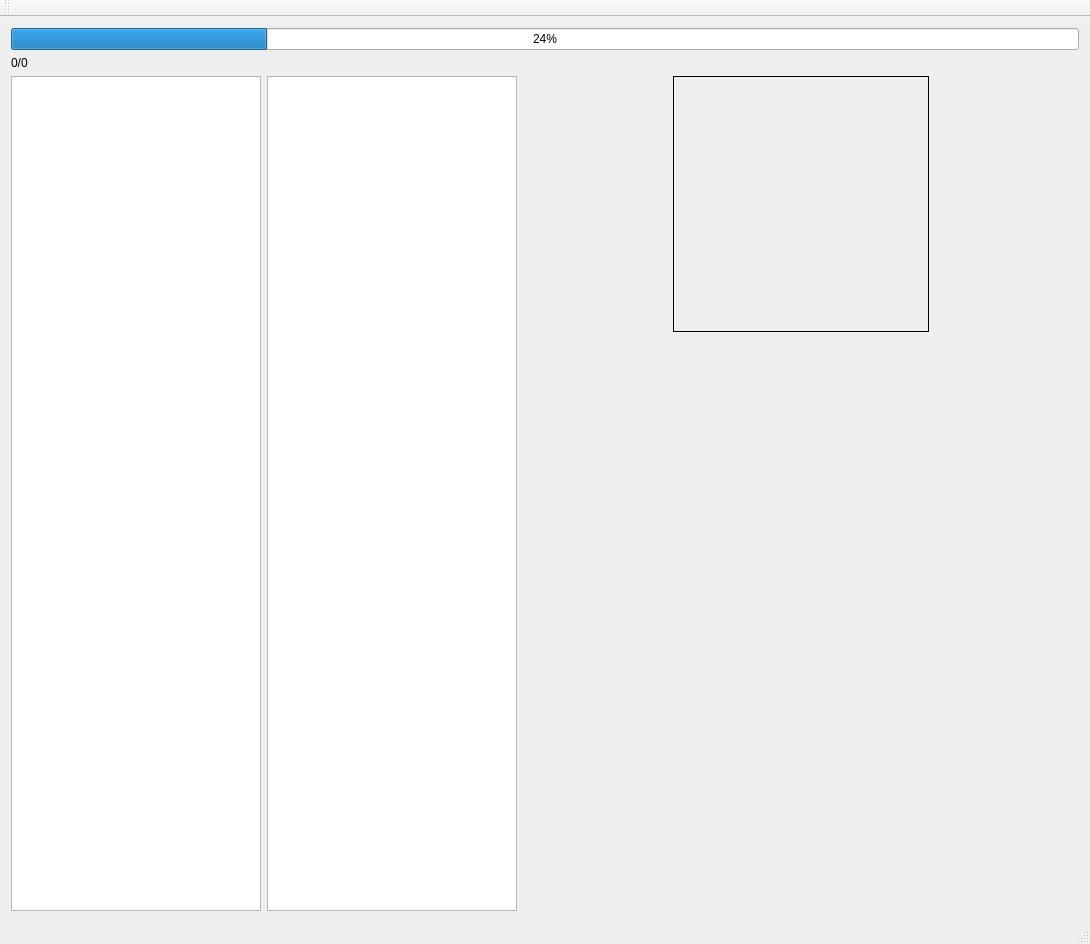
Above: TTS_Download_Manager/mainwindow.ui from Dilomos/TTS_Download_Manager before the change. Below: the same form after it.
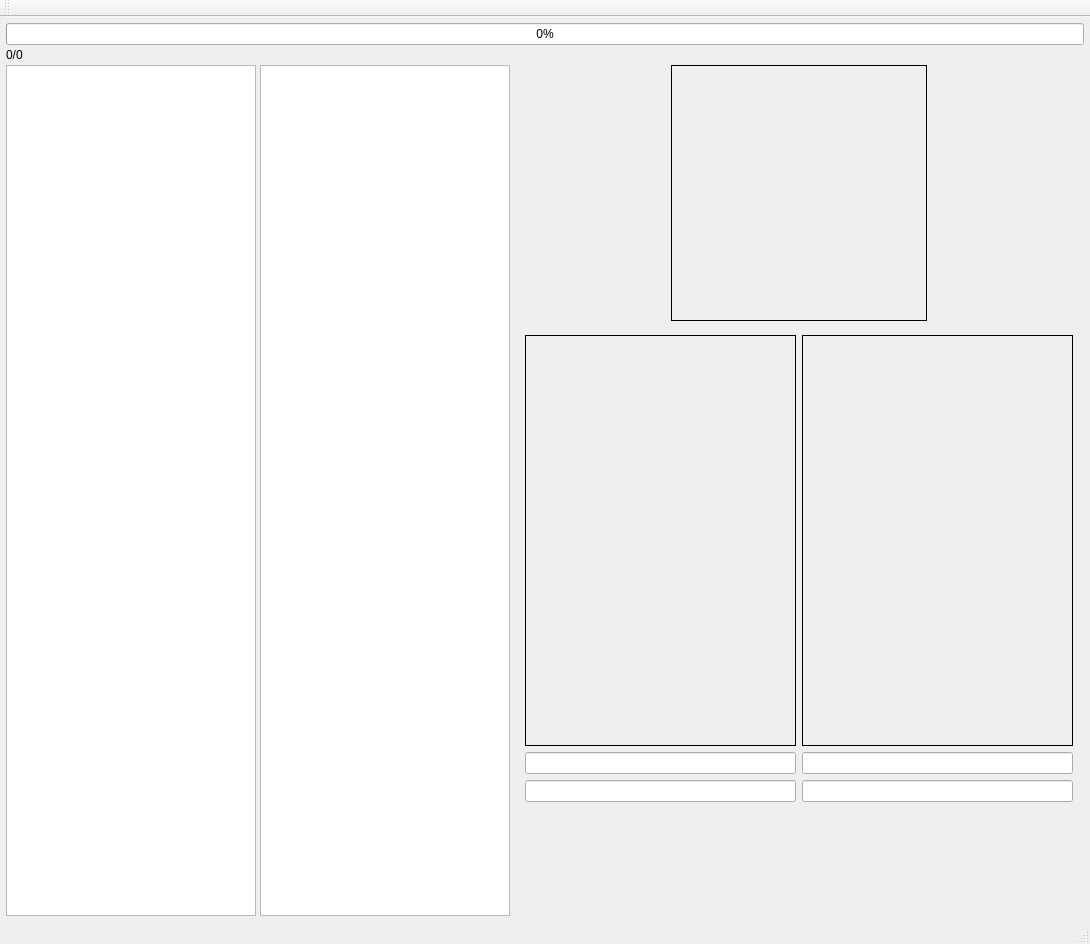
That is the form after the change.

Patch:
```diff
--- a/TTS_Download_Manager/mainwindow.ui
+++ b/TTS_Download_Manager/mainwindow.ui
@@ -15,15 +15,33 @@
   </property>
   <widget class="QWidget" name="centralWidget">
    <layout class="QVBoxLayout" name="verticalLayout_3">
+    <property name="spacing">
+     <number>6</number>
+    </property>
+    <property name="leftMargin">
+     <number>6</number>
+    </property>
+    <property name="topMargin">
+     <number>6</number>
+    </property>
+    <property name="rightMargin">
+     <number>6</number>
+    </property>
+    <property name="bottomMargin">
+     <number>6</number>
+    </property>
     <item>
      <layout class="QVBoxLayout" name="verticalLayout_2">
+      <property name="spacing">
+       <number>3</number>
+      </property>
       <item>
        <widget class="QProgressBar" name="progressBar">
         <property name="enabled">
          <bool>true</bool>
         </property>
         <property name="value">
-         <number>24</number>
+         <number>0</number>
         </property>
        </widget>
       </item>
@@ -36,8 +54,17 @@
       </item>
       <item>
        <layout class="QHBoxLayout" name="horizontalLayout_2">
+        <property name="spacing">
+         <number>4</number>
+        </property>
         <item>
          <widget class="QListWidget" name="listWidget">
+          <property name="minimumSize">
+           <size>
+            <width>250</width>
+            <height>0</height>
+           </size>
+          </property>
           <property name="maximumSize">
            <size>
             <width>250</width>
@@ -48,6 +75,12 @@
         </item>
         <item>
          <widget class="QTreeWidget" name="treeWidget">
+          <property name="minimumSize">
+           <size>
+            <width>250</width>
+            <height>0</height>
+           </size>
+          </property>
           <property name="maximumSize">
            <size>
             <width>250</width>
@@ -72,16 +105,25 @@
         </item>
         <item>
          <layout class="QVBoxLayout" name="verticalLayout">
+          <property name="spacing">
+           <number>3</number>
+          </property>
           <item>
            <layout class="QHBoxLayout" name="horizontalLayout">
+            <property name="spacing">
+             <number>3</number>
+            </property>
             <item>
              <spacer name="horizontalSpacer">
               <property name="orientation">
                <enum>Qt::Horizontal</enum>
               </property>
+              <property name="sizeType">
+               <enum>QSizePolicy::Minimum</enum>
+              </property>
               <property name="sizeHint" stdset="0">
                <size>
-                <width>40</width>
+                <width>0</width>
                 <height>20</height>
                </size>
               </property>
@@ -116,6 +158,9 @@
               <property name="scaledContents">
                <bool>true</bool>
               </property>
+              <property name="alignment">
+               <set>Qt::AlignCenter</set>
+              </property>
              </widget>
             </item>
             <item>
@@ -123,9 +168,12 @@
               <property name="orientation">
                <enum>Qt::Horizontal</enum>
               </property>
+              <property name="sizeType">
+               <enum>QSizePolicy::Minimum</enum>
+              </property>
               <property name="sizeHint" stdset="0">
                <size>
-                <width>40</width>
+                <width>0</width>
                 <height>20</height>
                </size>
               </property>
@@ -134,14 +182,133 @@
            </layout>
           </item>
           <item>
-           <widget class="QWidget" name="widgetTexture" native="true"/>
+           <widget class="QWidget" name="widgetTexture" native="true">
+            <property name="maximumSize">
+             <size>
+              <width>16777215</width>
+              <height>16777215</height>
+             </size>
+            </property>
+            <layout class="QVBoxLayout" name="verticalLayout_6">
+             <item>
+              <layout class="QHBoxLayout" name="horizontalLayout_3">
+               <item>
+                <spacer name="horizontalSpacer_3">
+                 <property name="orientation">
+                  <enum>Qt::Horizontal</enum>
+                 </property>
+                 <property name="sizeType">
+                  <enum>QSizePolicy::Minimum</enum>
+                 </property>
+                 <property name="sizeHint" stdset="0">
+                  <size>
+                   <width>0</width>
+                   <height>20</height>
+                  </size>
+                 </property>
+                </spacer>
+               </item>
+               <item>
+                <layout class="QVBoxLayout" name="verticalLayout_4">
+                 <item>
+                  <widget class="QLabel" name="frontImgLabel">
+                   <property name="sizePolicy">
+                    <sizepolicy hsizetype="Expanding" vsizetype="Expanding">
+                     <horstretch>0</horstretch>
+                     <verstretch>0</verstretch>
+                    </sizepolicy>
+                   </property>
+                   <property name="frameShape">
+                    <enum>QFrame::Box</enum>
+                   </property>
+                   <property name="text">
+                    <string/>
+                   </property>
+                   <property name="alignment">
+                    <set>Qt::AlignCenter</set>
+                   </property>
+                  </widget>
+                 </item>
+                 <item>
+                  <widget class="QLineEdit" name="le_ImgFrontLocal">
+                   <property name="readOnly">
+                    <bool>true</bool>
+                   </property>
+                  </widget>
+                 </item>
+                 <item>
+                  <widget class="QLineEdit" name="le_ImgFrontOnline">
+                   <property name="readOnly">
+                    <bool>true</bool>
+                   </property>
+                  </widget>
+                 </item>
+                </layout>
+               </item>
+               <item>
+                <layout class="QVBoxLayout" name="verticalLayout_5">
+                 <item>
+                  <widget class="QLabel" name="backImgLabel">
+                   <property name="sizePolicy">
+                    <sizepolicy hsizetype="Expanding" vsizetype="Expanding">
+                     <horstretch>0</horstretch>
+                     <verstretch>0</verstretch>
+                    </sizepolicy>
+                   </property>
+                   <property name="frameShape">
+                    <enum>QFrame::Box</enum>
+                   </property>
+                   <property name="text">
+                    <string/>
+                   </property>
+                   <property name="alignment">
+                    <set>Qt::AlignCenter</set>
+                   </property>
+                  </widget>
+                 </item>
+                 <item>
+                  <widget class="QLineEdit" name="le_ImgBackLocal">
+                   <property name="readOnly">
+                    <bool>true</bool>
+                   </property>
+                  </widget>
+                 </item>
+                 <item>
+                  <widget class="QLineEdit" name="le_ImgBackOnline">
+                   <property name="readOnly">
+                    <bool>true</bool>
+                   </property>
+                  </widget>
+                 </item>
+                </layout>
+               </item>
+               <item>
+                <spacer name="horizontalSpacer_4">
+                 <property name="orientation">
+                  <enum>Qt::Horizontal</enum>
+                 </property>
+                 <property name="sizeType">
+                  <enum>QSizePolicy::Minimum</enum>
+                 </property>
+                 <property name="sizeHint" stdset="0">
+                  <size>
+                   <width>0</width>
+                   <height>20</height>
+                  </size>
+                 </property>
+                </spacer>
+               </item>
+              </layout>
+             </item>
+            </layout>
+           </widget>
           </item>
           <item>
            <widget class="QWidget" name="widget3D" native="true">
             <property name="minimumSize">
              <size>
-              <width>0</width>
-              <height>0</height>
+              <width>100</width>
+              <height>100</height>
              </size>
             </property>
            </widget>
```
